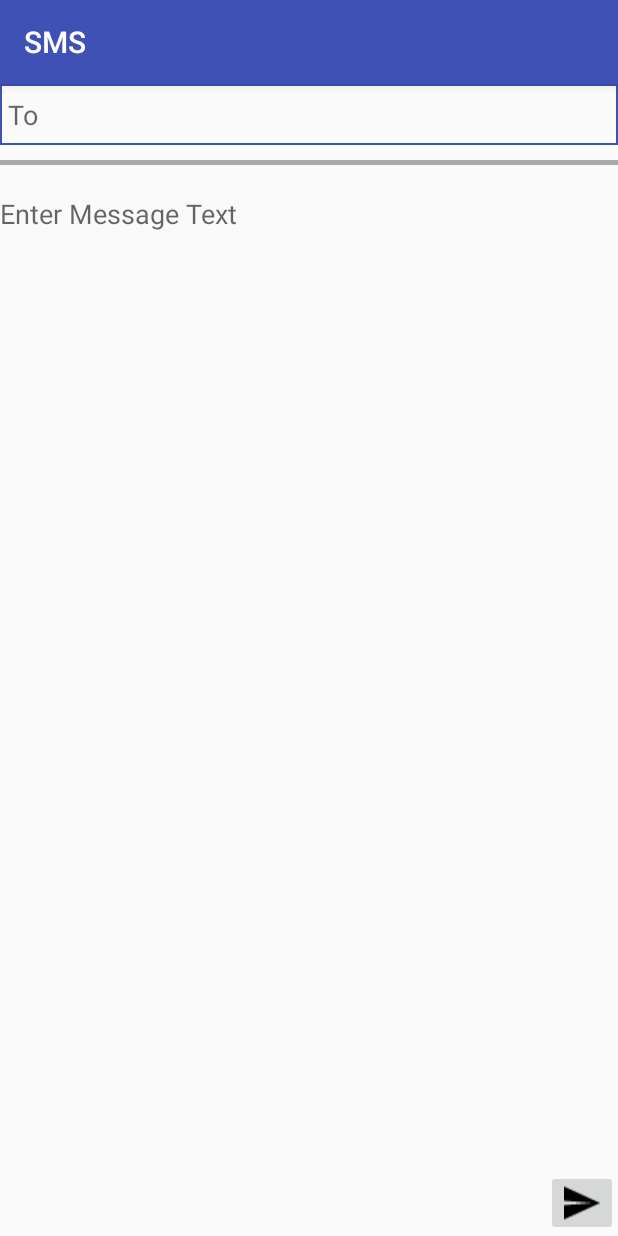
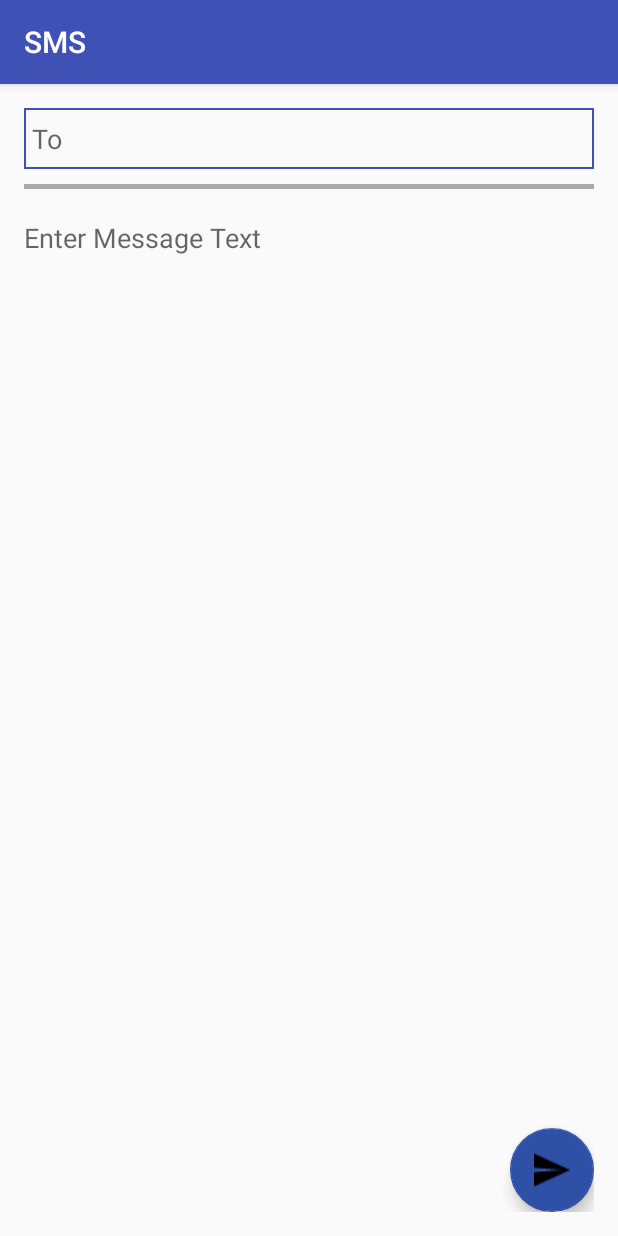
Before and after one commit to Aashsih/SMS_App, an Android app: the screen it shows after launch (NewMessage), after a tap on an icon or button, on a phone screen of 412 x 824 dp. Run offline under Robolectric (Android 15) with nearby library versions, the phone set to English and light mode, and no system bars.

Commit message:
SMS Sending and Receiving

```diff
--- a/app/src/main/java/com/head_first/aashi/sms/controller/activity/ContactList.java
+++ b/app/src/main/java/com/head_first/aashi/sms/controller/activity/ContactList.java
@@ -33,6 +33,9 @@ import com.head_first.aashi.sms.utils.StringUtil;
 public class ContactList extends AppCompatActivity{// implements DialogInterface.OnClickListener{
 
     private static final int READ_PHONE_STATE_PERMISSION_REQUEST_CODE = 0;
+    private static final int READ_SMS_REQUEST_CODE = 1;
+    private static final int SEND_SMS_REQUEST_CODE = 2;
+    private static final int RECEIVE_SMS_REQUEST_CODE = 3;
 
     //Views
     private ListView mContactList;
@@ -104,17 +107,39 @@ public class ContactList extends AppCompatActivity{// implements DialogInterface
                     setupContactList();
                 }
                 else{
-                    Toast.makeText(this, getResources().getString(R.string.acceptReadPhoneStatePermission), Toast.LENGTH_SHORT);
+                    //Toast.makeText(this, getResources().getString(R.string.acceptReadPhoneStatePermission), Toast.LENGTH_SHORT);
+                    finish();
                 }
                 break;
             }
+            case RECEIVE_SMS_REQUEST_CODE:
+            case SEND_SMS_REQUEST_CODE:
+            case READ_SMS_REQUEST_CODE:{
+                if(grantResults.length > 0 && grantResults[0] == PackageManager.PERMISSION_GRANTED){
+                    setupContactList();
+                }
+                else{
+                    //Toast.makeText(this, getResources().getString(R.string.acceptReadPhoneStatePermission), Toast.LENGTH_SHORT);
+                    finish();
+                }
+                break;
+            }
+
         }
     }
 
     public void setupContactList(){
         String currentDevicePhoneNumber = ((TelephonyManager)this.getSystemService(Context.TELEPHONY_SERVICE)).getLine1Number();
         if(currentDevicePhoneNumber == null || currentDevicePhoneNumber.isEmpty()){
-            showAlertDialogToEnterPhoneNumber();
+            String numberStoredInSharedPreferences = PreferenceManager.getDefaultSharedPreferences(this).getString(getResources().getString(R.string.currentDevicePhoneNumber), null);
+            if(numberStoredInSharedPreferences == null || numberStoredInSharedPreferences.isEmpty()){
+                showAlertDialogToEnterPhoneNumber();
+            }
+            else{
+                currentDevicePhoneNumber = numberStoredInSharedPreferences;
+                contactListAdapter = new ArrayAdapter<String>(this, android.R.layout.simple_list_item_1, databaseCommunicator.getAllOrderedDistinctContacts(currentDevicePhoneNumber));
+                mContactList.setAdapter(contactListAdapter);
+            }
         }
         else{
             SharedPreferences.Editor editor = PreferenceManager.getDefaultSharedPreferences(this).edit();
@@ -133,6 +158,33 @@ public class ContactList extends AppCompatActivity{// implements DialogInterface
             }
             else{
                 ActivityCompat.requestPermissions(this, new String[]{Manifest.permission.READ_PHONE_STATE}, READ_PHONE_STATE_PERMISSION_REQUEST_CODE);
+            }
+        }
+        if(ContextCompat.checkSelfPermission(this, Manifest.permission.READ_SMS)
+                != PackageManager.PERMISSION_GRANTED){
+            if(ActivityCompat.shouldShowRequestPermissionRationale(this, Manifest.permission.READ_SMS)){
+
+            }
+            else{
+                ActivityCompat.requestPermissions(this, new String[]{Manifest.permission.READ_SMS}, READ_SMS_REQUEST_CODE);
+            }
+        }
+        if(ContextCompat.checkSelfPermission(this, Manifest.permission.SEND_SMS)
+                != PackageManager.PERMISSION_GRANTED){
+            if(ActivityCompat.shouldShowRequestPermissionRationale(this, Manifest.permission.SEND_SMS)){
+
+            }
+            else{
+                ActivityCompat.requestPermissions(this, new String[]{Manifest.permission.SEND_SMS}, SEND_SMS_REQUEST_CODE);
+            }
+        }
+        if(ContextCompat.checkSelfPermission(this, Manifest.permission.RECEIVE_SMS)
+                != PackageManager.PERMISSION_GRANTED){
+            if(ActivityCompat.shouldShowRequestPermissionRationale(this, Manifest.permission.RECEIVE_SMS)){
+
+            }
+            else{
+                ActivityCompat.requestPermissions(this, new String[]{Manifest.permission.RECEIVE_SMS}, RECEIVE_SMS_REQUEST_CODE);
             }
         }
         else{
--- a/app/src/main/java/com/head_first/aashi/sms/controller/activity/NewMessage.java
+++ b/app/src/main/java/com/head_first/aashi/sms/controller/activity/NewMessage.java
@@ -1,18 +1,53 @@
 package com.head_first.aashi.sms.controller.activity;
 
+import android.app.ProgressDialog;
+import android.content.Intent;
+import android.preference.PreferenceManager;
+import android.support.design.widget.FloatingActionButton;
 import android.support.v7.app.ActionBar;
 import android.support.v7.app.AppCompatActivity;
 import android.os.Bundle;
 import android.support.v7.widget.Toolbar;
+import android.view.View;
+import android.widget.EditText;
+import android.widget.ImageButton;
 
 import com.head_first.aashi.sms.R;
+import com.head_first.aashi.sms.model.Message;
+import com.head_first.aashi.sms.utils.DialogBoxDisplayHandler;
+import com.head_first.aashi.sms.utils.StringUtil;
 
-public class NewMessage extends AppCompatActivity {
+public class NewMessage extends SMSSenderActivity {
+
+    private EditText mMessageText;
+    private EditText mSendTo;
+    private FloatingActionButton mSendMessage;
 
     @Override
     protected void onCreate(Bundle savedInstanceState) {
         super.onCreate(savedInstanceState);
         setContentView(R.layout.activity_new_message);
 
+        mMessageText = (EditText) findViewById(R.id.messageText);
+        mSendTo = (EditText) findViewById(R.id.sendTo);
+        mSendMessage = (FloatingActionButton) findViewById(R.id.sendMessage);
+        mSendMessage.setOnClickListener(new View.OnClickListener() {
+            @Override
+            public void onClick(View v) {
+                if(StringUtil.isNumeric(mSendTo.getText().toString())){
+                    sendSMS(new Message(PreferenceManager.getDefaultSharedPreferences(NewMessage.this).getString(getResources().getString(R.string.currentDevicePhoneNumber), null),
+                            mSendTo.getText().toString(), mMessageText.getText().toString()));
+                    DialogBoxDisplayHandler.showIndefiniteProgressDialog(NewMessage.this);
+                }
+                else{
+                    mSendTo.setError(getResources().getString(R.string.enterNumberErrorMessage));
+                }
+            }
+        });
+
+    }
+
+    public void onMessageSent(){
+        finish();
     }
 }
--- a/app/src/main/java/com/head_first/aashi/sms/utils/StringUtil.java
+++ b/app/src/main/java/com/head_first/aashi/sms/utils/StringUtil.java
@@ -5,12 +5,12 @@ package com.head_first.aashi.sms.utils;
  */
 
 public class StringUtil {
-
     public static boolean isNumeric(String string){
         if(string == null){
             return false;
         }
         else{
+
             return string != null && string.matches("[-+]?\\d*\\.?\\d+");
         }
     }
--- a/app/src/main/res/layout/activity_new_message.xml
+++ b/app/src/main/res/layout/activity_new_message.xml
@@ -5,7 +5,11 @@
     android:id="@+id/activity_new_message"
     android:layout_width="match_parent"
     android:layout_height="match_parent"
+    android:paddingBottom="@dimen/activity_vertical_margin"
+    android:paddingLeft="@dimen/activity_horizontal_margin"
+    android:paddingTop="@dimen/activity_vertical_margin"
     android:fitsSystemWindows="true"
+    android:paddingRight="@dimen/activity_horizontal_margin"
     tools:context="com.head_first.aashi.sms.controller.activity.NewMessage">
 
     <EditText
@@ -13,6 +17,7 @@
         android:layout_width="match_parent"
         android:layout_height="wrap_content"
         android:hint="@string/sendToHint"
+        android:inputType="phone"
         android:paddingTop="8dp"
         android:paddingBottom="8dp"
         android:paddingLeft="5dp"
@@ -24,6 +29,7 @@
         style="@style/Divider"/>
 
     <EditText
+        android:id="@+id/messageText"
         android:layout_width="match_parent"
         android:layout_height="wrap_content"
         android:hint="@string/enterMessageTextHint"
@@ -32,10 +38,12 @@
         android:layout_below="@id/separator"/>
 
     <!-- Need to find another image for icon -->
-    <ImageButton
-        android:layout_width="wrap_content"
-        android:layout_height="wrap_content"
-        android:layout_alignParentRight="true"
-        android:layout_alignParentBottom="true"
-        app:srcCompat="@drawable/paper_plane_24"/>
+    <android.support.design.widget.FloatingActionButton
+        android:id="@+id/sendMessage"
+    android:layout_width="wrap_content"
+    android:layout_height="wrap_content"
+    app:srcCompat="@drawable/paper_plane_24"
+    android:layout_marginLeft="@dimen/fab_margin"
+    android:layout_alignParentRight="true"
+    android:layout_alignParentBottom="true"/>
 </RelativeLayout>
--- a/app/src/main/res/layout/dialog_confirm_phone_number.xml
+++ b/app/src/main/res/layout/dialog_confirm_phone_number.xml
@@ -8,7 +8,7 @@
         android:layout_width="match_parent"
         android:layout_height="wrap_content"
         android:hint="@string/enterNumberHint"
-        android:inputType="number"
+        android:inputType="phone"
         android:layout_marginTop="10dp"/>
 
 </LinearLayout>
--- a/app/src/main/res/values/strings.xml
+++ b/app/src/main/res/values/strings.xml
@@ -5,6 +5,11 @@
     <string name="acceptReadPhoneStatePermission">Please Allow App to Read Device Phone Number</string>
     <string name="currentDevicePhoneNumber">CurrentDevicePhoneNumber</string>
     <string name="otherContactPhoneNumber">SenderPhoneNumber</string>
+
+    <!-- User Toast Messages -->
+    <string name="smsSentConfirmation">Message Sent</string>
+    <string name="smsNotSent">Message Not Sent</string>
+    <string name="enterNumberErrorMessage">Please Enter a Number</string>
 
     <!-- menu__sms_chat constants -->
     <string name="locationItemText">Location</string>
```
Also changed, not shown: app/src/main/AndroidManifest.xml (+9 -0 lines), app/src/main/java/com/head_first/aashi/sms/controller/activity/SMSChatActivity.java (+38 -1 lines), app/src/main/java/com/head_first/aashi/sms/controller/activity/SMSSenderActivity.java (added, +91 -0 lines), app/src/main/java/com/head_first/aashi/sms/data_handler/MessageHistoryDatabase.java (+16 -11 lines), app/src/main/java/com/head_first/aashi/sms/utils/DialogboxDisplayHandler.java (added, +44 -0 lines), app/src/main/java/com/head_first/aashi/sms/utils/SmsBroadcastReceiver.java (added, +58 -0 lines), app/src/main/res/layout/dialog_indeterminate_progress_bar.xml (added, +12 -0 lines).
